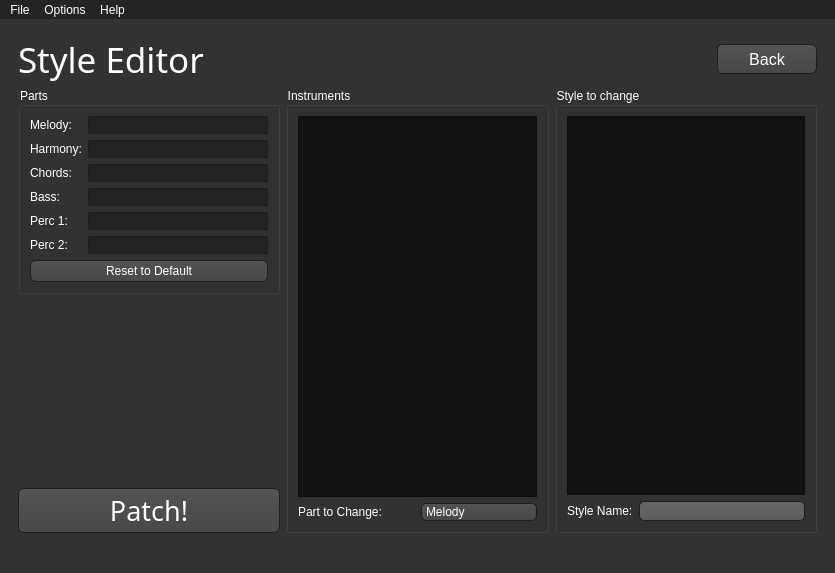
Qt form WiiMusicPlus.ui (BenjaminHalko/WiiMusicEditorPlus) before a commit.
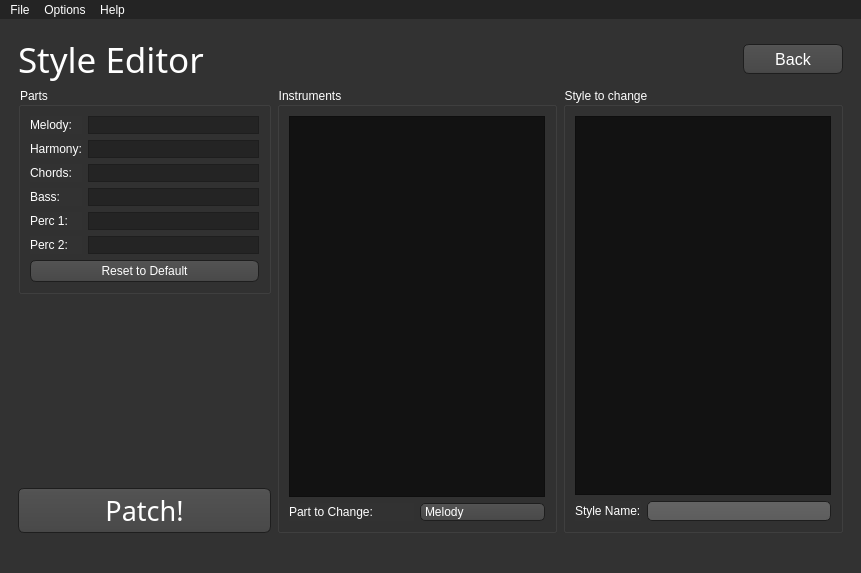
The same form after that commit. The open tabs and pages were chosen to show the change. Icons and pictures are not drawn.

The edit to the form file:
```diff
--- a/WiiMusicPlus.ui
+++ b/WiiMusicPlus.ui
@@ -6,7 +6,7 @@
    <rect>
     <x>0</x>
     <y>0</y>
-    <width>819</width>
+    <width>861</width>
     <height>573</height>
    </rect>
   </property>
@@ -706,9 +706,6 @@
         <pointsize>72</pointsize>
        </font>
       </property>
-      <property name="styleSheet">
-       <string notr="true"/>
-      </property>
       <property name="currentIndex">
        <number>0</number>
       </property>
@@ -1951,14 +1948,7 @@
             </property>
             <layout class="QVBoxLayout" name="verticalLayout_32">
              <item>
-              <widget class="QListWidget" name="StE_InstrumentList">
-               <property name="horizontalScrollBarPolicy">
-                <enum>Qt::ScrollBarAlwaysOff</enum>
-               </property>
-               <property name="sizeAdjustPolicy">
-                <enum>QAbstractScrollArea::AdjustToContents</enum>
-               </property>
-              </widget>
+              <widget class="QListWidget" name="StE_InstrumentList"/>
              </item>
              <item>
               <layout class="QHBoxLayout" name="StE_PartSelector_Layout">
@@ -2021,14 +2011,7 @@
             </property>
             <layout class="QVBoxLayout" name="verticalLayout_13">
              <item>
-              <widget class="QListWidget" name="StE_StyleList">
-               <property name="horizontalScrollBarPolicy">
-                <enum>Qt::ScrollBarAlwaysOff</enum>
-               </property>
-               <property name="sizeAdjustPolicy">
-                <enum>QAbstractScrollArea::AdjustToContents</enum>
-               </property>
-              </widget>
+              <widget class="QListWidget" name="StE_StyleList"/>
              </item>
              <item>
               <layout class="QHBoxLayout" name="StE_ChangeStyleName_Layout">
@@ -2560,7 +2543,7 @@
     <rect>
      <x>0</x>
      <y>0</y>
-     <width>819</width>
+     <width>861</width>
      <height>21</height>
     </rect>
    </property>
```
Left out of the diff: 45 changed lines with no effect on the pictures.
